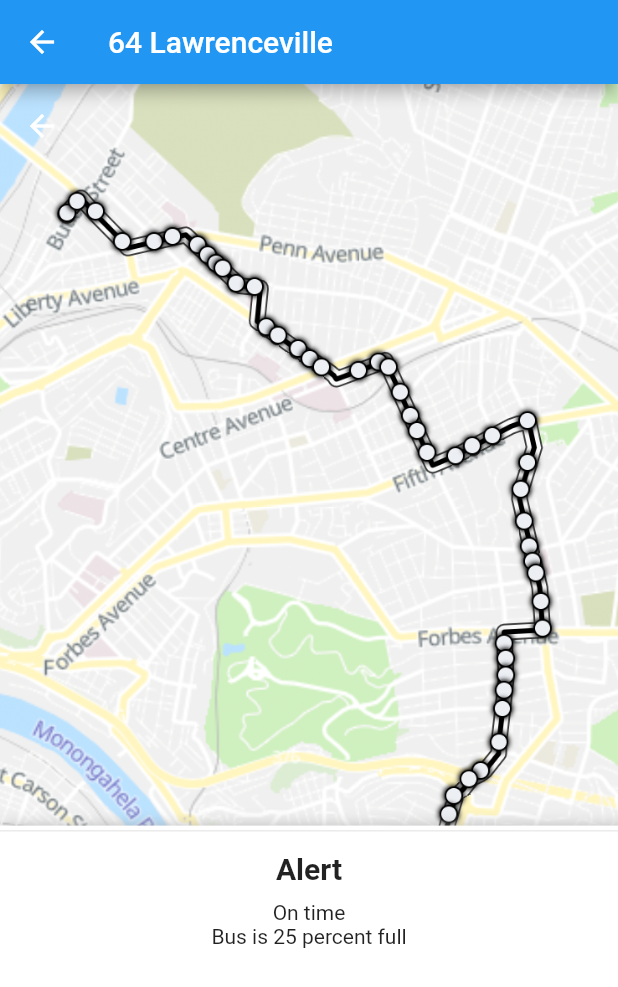
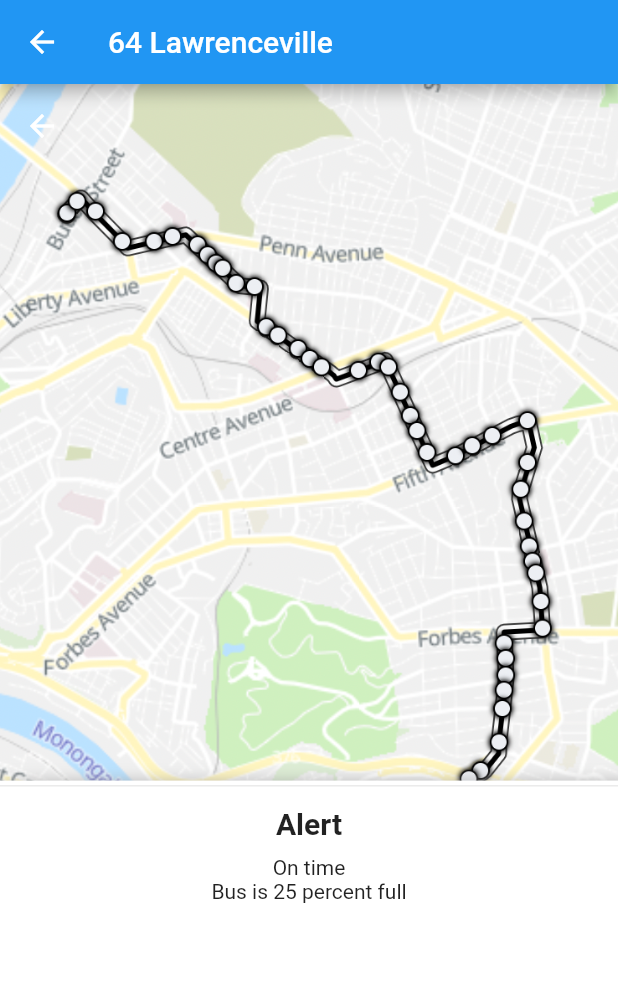
Before and after one commit to etmrmia/1635-Project, a Flutter app: the screen it shows after launch, after a tap on "64 Lawrenceville", on a phone screen of 412 x 824 dp. Shown: the top 987 px of the screen. Run offline on Flutter 3.47's test engine with Material 2 defaults, Android fonts, the phone set to English and light mode, and no system bars; our stand-ins replace audioplayers.

Commit message:
changed busline formatting

```diff
--- a/interface_design_map_project/lib/viewmodels/home_viewmodel.dart
+++ b/interface_design_map_project/lib/viewmodels/home_viewmodel.dart
@@ -20,8 +20,8 @@ class HomeViewModel extends ChangeNotifier {
     arrivalTime: "N/A",
     source: "N/A",
     destination: "N/A",
-    homeBusImage: "N/A",
-    routeBusImage: "N/A",
+    homeBusImage: "Out of Service.png",
+    routeBusImage: "Out of Service.png",
     directions: ["N/A"],
     times: ["N/A"],
   );
--- a/interface_design_map_project/lib/views/busline_view.dart
+++ b/interface_design_map_project/lib/views/busline_view.dart
@@ -29,7 +29,8 @@ class BusLineView extends StatelessWidget {
               return <Widget>[
                 SliverAppBar(
                   floating: true,
-                  expandedHeight: MediaQuery.of(context).size.height * 3 / 5,
+                  expandedHeight:
+                      MediaQuery.of(context).size.height * 3 / 5 - 30,
                   forceElevated: innerBoxIsScrolled,
                   backgroundColor: Colors.transparent,
                 ),
```
